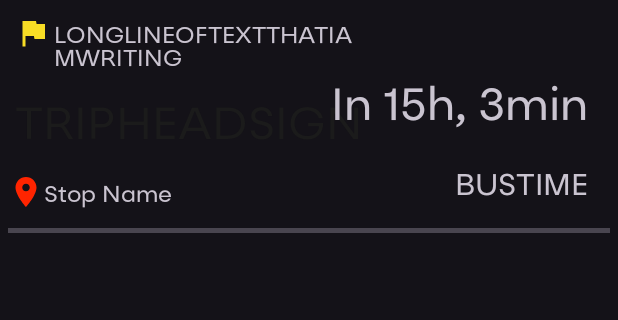
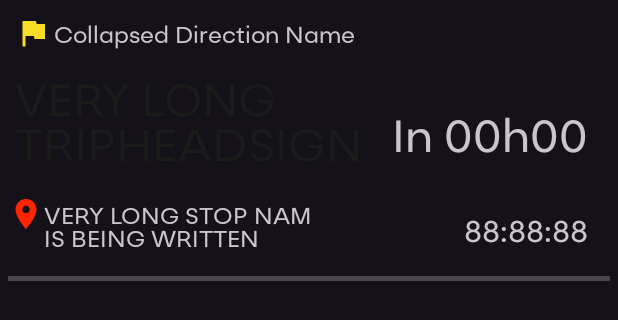
Before and after one commit to devtopman/contributes, an Android app: the layout favourites_list_elem.xml on its own in the app's theme, with its tools: preview values and no code run, on a phone screen of 412 x 824 dp. Shown: the top 320 px of the screen. Run offline under Robolectric (Android 15) with nearby library versions, the phone set to English and light mode, and no system bars.

Commit message:
Fixed very long strings for favourites items

```diff
--- a/app/src/main/java/dev/mainhq/bus2go/presentation/main/home/favourites/FavouritesViewModel.kt
+++ b/app/src/main/java/dev/mainhq/bus2go/presentation/main/home/favourites/FavouritesViewModel.kt
@@ -152,7 +152,10 @@ class FavouritesViewModel(
     }
 
     private fun getTimeRemaining(remainingTime: LocalTime?): String {
-        return if (remainingTime != null && remainingTime.hour > 0) "In ${remainingTime.hour} h, ${remainingTime.minute} min"
+        return if (remainingTime != null && remainingTime.hour > 0) {
+            if (remainingTime.minute > 9) "In ${remainingTime.hour}h${remainingTime.minute}"
+             else "In ${remainingTime.hour}h0${remainingTime.minute}"
+        }
         else if (remainingTime != null) "In ${remainingTime.minute} min"
         else "Bus has passed??"
     }
--- a/app/src/main/res/layout/favourites_list_elem.xml
+++ b/app/src/main/res/layout/favourites_list_elem.xml
@@ -45,7 +45,7 @@
                     android:layout_width="210dp"
                     android:layout_height="wrap_content"
                     android:layout_marginStart="2dp"
-                    android:text="LONGLINEOFTEXTTHATIAMWRITING"
+                    android:text="Collapsed Direction Name"
                     android:textSize="15sp"
                     />
             </LinearLayout>
@@ -65,14 +65,13 @@
             <com.google.android.material.textview.MaterialTextView
                 android:id="@+id/favouritesTripheadsignTextView"
                 android:minWidth="60dp"
-                android:maxHeight="60dp"
+                android:maxWidth="240dp"
                 android:layout_width="wrap_content"
                 android:layout_height="wrap_content"
-                android:text="TRIPHEADSIGN"
+                android:text="VERY LONG TRIPHEADSIGN"
                 android:fontFamily="@font/goli_medium"
                 android:textColor="@color/dark"
                 android:textSize="30sp"
-                android:textAlignment="center"
                 android:layout_marginStart="10dp"
                 app:layout_constraintTop_toBottomOf="@id/favouritesDirectionContainer"
                 app:layout_constraintStart_toStartOf="parent"
@@ -80,9 +79,11 @@
                 />
             <com.google.android.material.textview.MaterialTextView
                 android:id="@+id/favouritesBusTimeRemainingTextView"
-                android:layout_width="180dp"
+                android:layout_width="wrap_content"
+                android:maxWidth="200dp"
                 android:layout_height="wrap_content"
-                android:text="In 15h, 3min"
+                android:maxHeight="50dp"
+                android:text="In 00h00"
                 android:textAlignment="textEnd"
                 android:fontFamily="@font/goli_medium"
                 android:textSize="30sp"
@@ -95,11 +96,11 @@
                 android:id="@+id/favouritesBusTimeTextView"
                 android:layout_width="wrap_content"
                 android:layout_height="wrap_content"
-                android:text="BUSTIME"
+                android:text="88:88:88"
                 android:fontFamily="@font/goli_regular"
                 android:textSize="20sp"
                 android:layout_marginEnd="20dp"
-                app:layout_constraintTop_toBottomOf="@+id/favouritesBusTimeRemainingTextView"
+                android:layout_marginBottom="2dp"
                 app:layout_constraintEnd_toEndOf="parent"
                 app:layout_constraintBottom_toBottomOf="parent"
                 />
@@ -110,8 +111,9 @@
                 android:layout_height="wrap_content"
                 android:orientation="horizontal"
                 app:layout_constraintStart_toStartOf="parent"
-                app:layout_constraintTop_toBottomOf="@+id/favouritesTripheadsignTextView"
+                app:layout_constraintBottom_toBottomOf="parent"
                 android:layout_marginStart="5dp"
+                android:layout_marginBottom="2dp"
                 >
                 <ImageView
                     android:layout_width="wrap_content"
@@ -124,7 +126,7 @@
                     android:id="@+id/favouritesStopNameTextView"
                     android:layout_width="195dp"
                     android:layout_height="wrap_content"
-                    android:text="Stop Name"
+                    android:text="VERY LONG STOP NAME IS BEING WRITTEN"
                     android:textSize="15sp"
                     android:fontFamily="@font/goli_regular"
                      />
```
